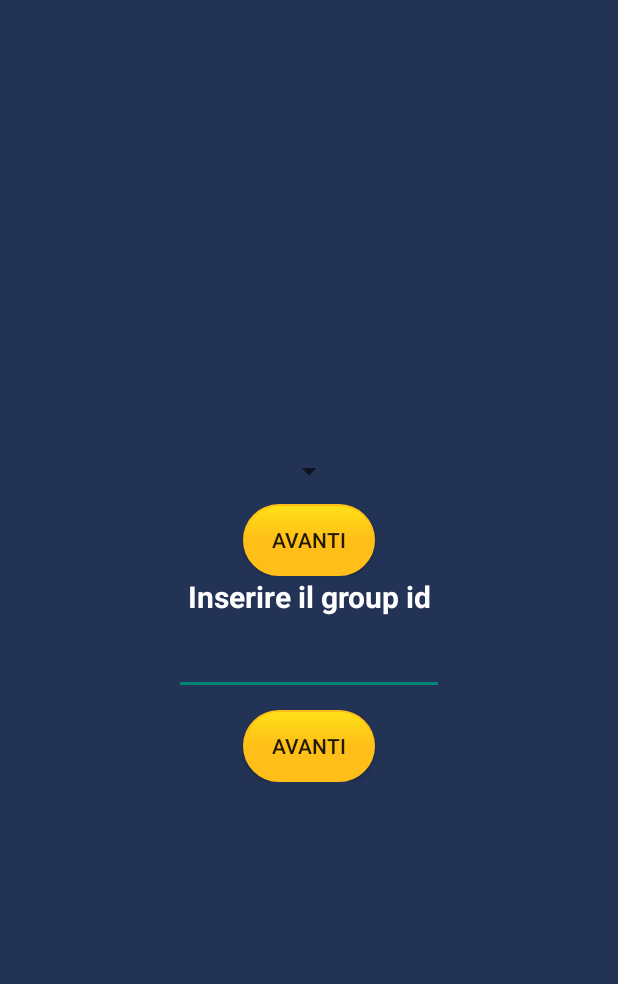
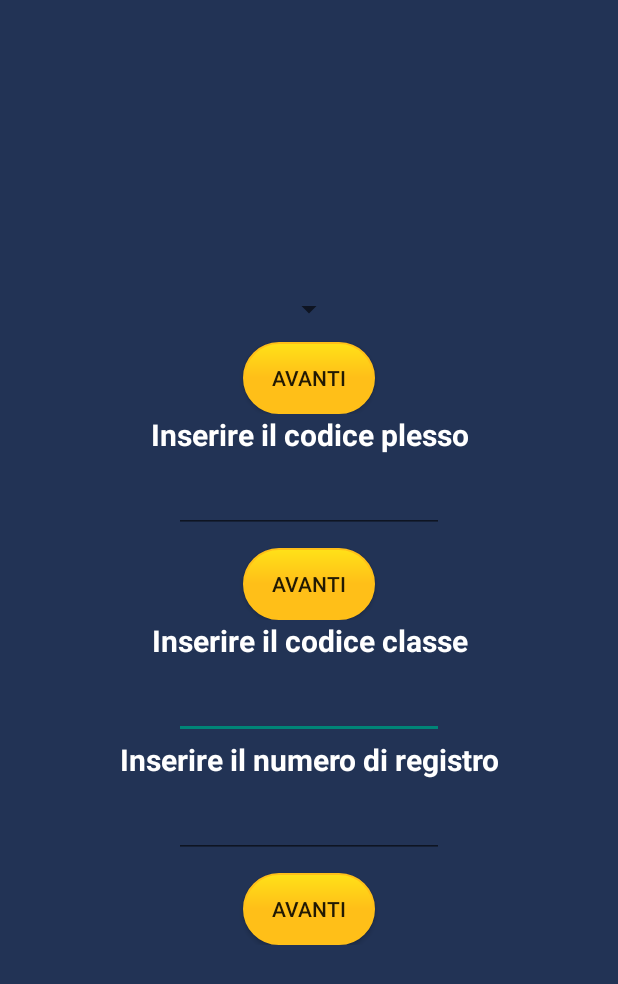
Before and after one commit to AlfonsoAquino/DSAGame, an Android app: the layout activity_id_group.xml on its own in the app's theme, with its tools: preview values and no code run, on a phone screen of 412 x 824 dp. Shown: the top 984 px of the screen. Run offline under Robolectric (Android 15) with nearby library versions, the phone set to English and light mode, and no system bars.

Commit message:
aggiunti codice plesso, codice classe, codice registro di classe

```diff
--- a/app/src/main/java/com/example/claramonaco/testdislessia/TestAscoltoActivity.java
+++ b/app/src/main/java/com/example/claramonaco/testdislessia/TestAscoltoActivity.java
@@ -428,7 +428,7 @@ public class TestAscoltoActivity extends AppCompatActivity implements View.OnCli
     public void alertTesoro(int liv){
         long fi;
         alertRip++;
-        //riproduzione del cigolio della porta
+        //riproduzione delle monete
         mp = MediaPlayer.create(this,R.raw.tesoro );
         mp.setLooping(false);
 
--- a/app/src/main/res/layout/activity_id_group.xml
+++ b/app/src/main/res/layout/activity_id_group.xml
@@ -11,6 +11,7 @@
     android:orientation="vertical"
     tools:context=".IdGroupActivity">
 
+    <!--scelta regione-->
     <LinearLayout
         android:layout_width="match_parent"
         android:layout_height="wrap_content"
@@ -46,73 +47,12 @@
             android:background="@drawable/button_press_orange"
             android:onClick="confermaRegione"
             android:text="avanti"
-            app:layout_constraintBaseline_toBaselineOf="@+id/groupId"
-            app:layout_constraintStart_toEndOf="@+id/groupId" />
+            app:layout_constraintBaseline_toBaselineOf="@+id/codicePlesso"
+            app:layout_constraintStart_toEndOf="@+id/codicePlesso" />
 
     </LinearLayout>
-<!--togliere il commento se si vuole inserire manualmente l'idAlunno e di conseguenza anche il relativo codice-->
-    <!--<LinearLayout-->
-        <!--android:layout_width="match_parent"-->
-        <!--android:layout_height="wrap_content"-->
-        <!--android:orientation="vertical"-->
-        <!--android:id="@+id/layoutIdAlunno">-->
 
-        <!--<TextView-->
-            <!--android:id="@+id/infoPanel1"-->
-            <!--android:layout_width="match_parent"-->
-            <!--android:layout_height="wrap_content"-->
-            <!--android:layout_below="@+id/spinner"-->
-            <!--android:layout_centerInParent="true"-->
-            <!--android:layout_centerVertical="true"-->
-            <!--android:foregroundGravity="center_vertical|center_horizontal|center"-->
-            <!--android:gravity="center_vertical|center_horizontal|center"-->
-            <!--android:text="Inserire l'id alunno"-->
-            <!--android:textColor="#fff"-->
-            <!--android:textSize="20dp"-->
-            <!--android:textStyle="bold" />-->
-
-        <!--<Space-->
-            <!--android:layout_width="match_parent"-->
-            <!--android:layout_height="10dp" />-->
-
-        <!--<EditText-->
-            <!--android:id="@+id/idAlunno"-->
-            <!--android:layout_width="wrap_content"-->
-            <!--android:layout_height="wrap_content"-->
-            <!--android:layout_centerInParent="true"-->
-            <!--android:layout_centerHorizontal="true"-->
-            <!--android:layout_centerVertical="true"-->
-            <!--android:layout_gravity="center_vertical|center_horizontal|center"-->
-            <!--android:ems="10"-->
-            <!--android:gravity="center"-->
-            <!--android:inputType="textPersonName"-->
-            <!--android:textColor="#fff"-->
-            <!--android:textSize="15dp"-->
-            <!--android:textStyle="bold"-->
-            <!--app:layout_constraintStart_toStartOf="parent"-->
-            <!--app:layout_constraintTop_toTopOf="parent"-->
-            <!--android:focusedByDefault="true"/>-->
-
-        <!--<Space-->
-            <!--android:layout_width="match_parent"-->
-            <!--android:layout_height="10dp" />-->
-
-        <!--<Button-->
-            <!--android:id="@+id/confirmIdAlunno"-->
-            <!--android:layout_width="wrap_content"-->
-            <!--android:layout_height="wrap_content"-->
-            <!--android:layout_alignParentBottom="true"-->
-            <!--android:layout_centerInParent="true"-->
-            <!--android:layout_centerHorizontal="true"-->
-            <!--android:layout_centerVertical="true"-->
-            <!--android:layout_gravity="center_vertical|center_horizontal|center"-->
-            <!--android:background="@drawable/button_press_orange"-->
-            <!--android:onClick="confermaAlunno"-->
-            <!--android:text="avanti"-->
-            <!--app:layout_constraintBaseline_toBaselineOf="@+id/groupId"-->
-            <!--app:layout_constraintStart_toEndOf="@+id/groupId" />-->
-    <!--</LinearLayout>-->
-
+    <!--codice plesso-->
     <LinearLayout
         android:layout_width="match_parent"
         android:layout_height="wrap_content"
@@ -127,7 +67,7 @@
             android:layout_centerVertical="true"
             android:foregroundGravity="center_vertical|center_horizontal|center"
             android:gravity="center_vertical|center_horizontal|center"
-            android:text="Inserire il group id"
+            android:text="Inserire il codice plesso"
             android:textColor="#fff"
             android:textSize="20dp"
             android:textStyle="bold" />
@@ -137,7 +77,7 @@
             android:layout_height="10dp" />
 
         <EditText
-            android:id="@+id/groupId"
+            android:id="@+id/codicePlesso"
             android:layout_width="wrap_content"
             android:layout_height="wrap_content"
             android:layout_centerInParent="true"
@@ -170,7 +110,106 @@
             android:background="@drawable/button_press_orange"
             android:onClick="confermaGroup"
             android:text="avanti"
-            app:layout_constraintBaseline_toBaselineOf="@+id/groupId"
-            app:layout_constraintStart_toEndOf="@+id/groupId" />
+            app:layout_constraintBaseline_toBaselineOf="@+id/codicePlesso"
+            app:layout_constraintStart_toEndOf="@+id/codicePlesso" />
+    </LinearLayout>
+
+
+    <!--codice classe e registro-->
+    <LinearLayout
+        android:layout_width="match_parent"
+        android:layout_height="wrap_content"
+        android:orientation="vertical"
+        android:id="@+id/layoutCodiceClasse">
+
+        <TextView
+            android:id="@+id/infoPanel1"
+            android:layout_width="match_parent"
+            android:layout_height="wrap_content"
+            android:layout_below="@+id/spinner"
+            android:layout_centerInParent="true"
+            android:layout_centerVertical="true"
+            android:foregroundGravity="center_vertical|center_horizontal|center"
+            android:gravity="center_vertical|center_horizontal|center"
+            android:text="Inserire il codice classe"
+            android:textColor="#fff"
+            android:textSize="20dp"
+            android:textStyle="bold" />
+
+        <Space
+            android:layout_width="match_parent"
+            android:layout_height="10dp" />
+
+        <EditText
+            android:id="@+id/codiceClasse"
+            android:layout_width="wrap_content"
+            android:layout_height="wrap_content"
+            android:layout_centerInParent="true"
+            android:layout_centerHorizontal="true"
+            android:layout_centerVertical="true"
+            android:layout_gravity="center_vertical|center_horizontal|center"
+            android:ems="10"
+            android:gravity="center"
+            android:inputType="textPersonName"
+            android:textColor="#fff"
+            android:textSize="15dp"
+            android:textStyle="bold"
+            app:layout_constraintStart_toStartOf="parent"
+            app:layout_constraintTop_toTopOf="parent"
+            android:focusedByDefault="true"/>
+
+        <TextView
+            android:id="@+id/infoPanelRegigistro"
+            android:layout_width="match_parent"
+            android:layout_height="wrap_content"
+            android:layout_below="@+id/spinner"
+            android:layout_centerInParent="true"
+            android:layout_centerVertical="true"
+            android:foregroundGravity="center_vertical|center_horizontal|center"
+            android:gravity="center_vertical|center_horizontal|center"
+            android:text="Inserire il numero di registro"
+            android:textColor="#fff"
+            android:textSize="20dp"
+            android:textStyle="bold" />
+
+        <Space
+            android:layout_width="match_parent"
+            android:layout_height="10dp" />
+
+        <EditText
+            android:id="@+id/codiceRegistro"
+            android:layout_width="wrap_content"
+            android:layout_height="wrap_content"
+            android:layout_centerInParent="true"
+            android:layout_centerHorizontal="true"
+            android:layout_centerVertical="true"
+            android:layout_gravity="center_vertical|center_horizontal|center"
+            android:ems="10"
+            android:gravity="center"
+            android:inputType="textPersonName"
+            android:textColor="#fff"
+            android:textSize="15dp"
+            android:textStyle="bold"
+            app:layout_constraintStart_toStartOf="parent"
+            app:layout_constraintTop_toTopOf="parent"
+            android:focusedByDefault="true"/>
+        <Space
+            android:layout_width="match_parent"
+            android:layout_height="10dp" />
+
+        <Button
+            android:id="@+id/confirmIdAlunno"
+            android:layout_width="wrap_content"
+            android:layout_height="wrap_content"
+            android:layout_alignParentBottom="true"
+            android:layout_centerInParent="true"
+            android:layout_centerHorizontal="true"
+            android:layout_centerVertical="true"
+            android:layout_gravity="center_vertical|center_horizontal|center"
+            android:background="@drawable/button_press_orange"
+            android:onClick="confermaCodiceClasse"
+            android:text="avanti"
+            app:layout_constraintBaseline_toBaselineOf="@+id/codicePlesso"
+            app:layout_constraintStart_toEndOf="@+id/codicePlesso" />
     </LinearLayout>
 </LinearLayout>
```
Also changed, not shown: app/src/main/java/com/example/claramonaco/testdislessia/Config.java (+7 -6 lines), app/src/main/java/com/example/claramonaco/testdislessia/IdGroupActivity.java (+32 -36 lines), app/src/main/java/com/example/claramonaco/testdislessia/MainActivity.java (+4 -4 lines), app/src/main/java/com/example/claramonaco/testdislessia/PostTest.java (+5 -6 lines), app/src/main/java/com/example/claramonaco/testdislessia/PreTest.java (+15 -0 lines), app/src/main/java/com/example/claramonaco/testdislessia/SQLiteHandler.java (+14 -12 lines), app/src/main/java/com/example/claramonaco/testdislessia/SendStatistics.java (+21 -18 lines), app/src/main/java/com/example/claramonaco/testdislessia/Statistica.java (+29 -50 lines).
